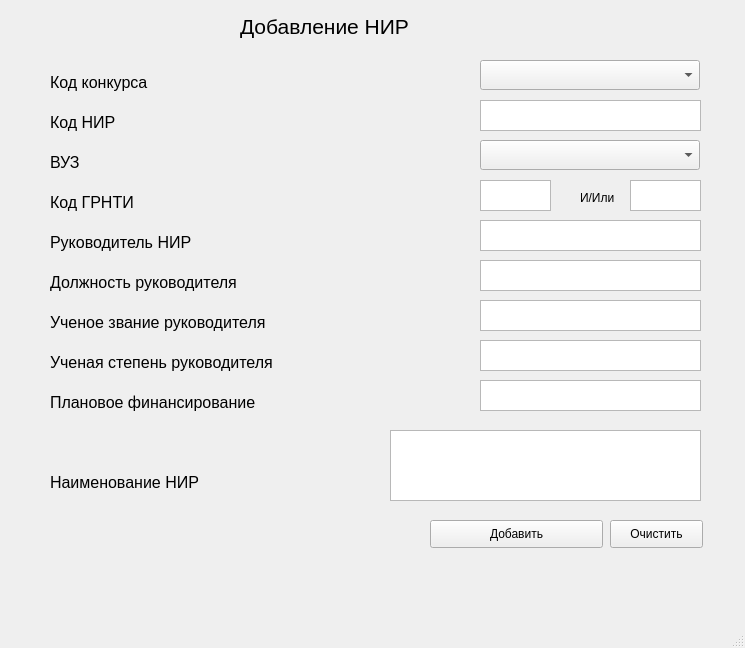
First picture: the form in AddForm.ui, repository Kerensk1y/lab_subd, before the edit.
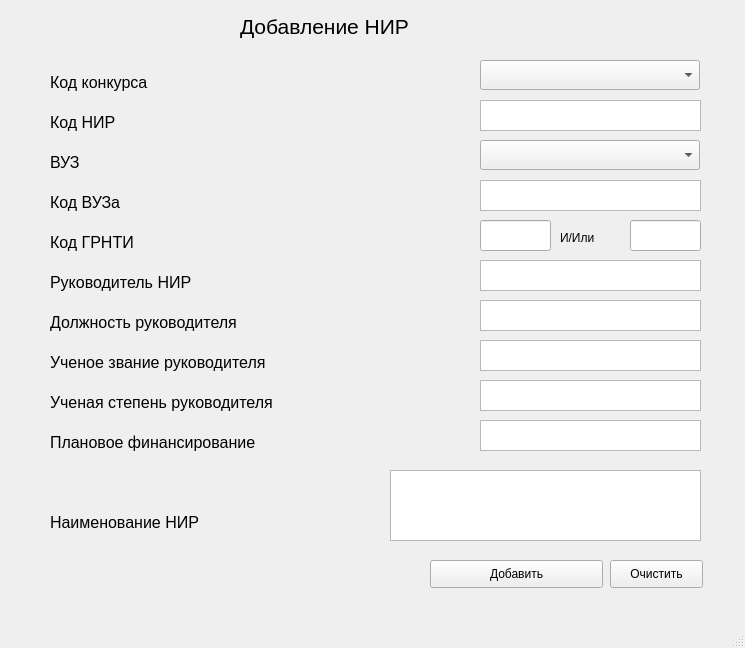
Second picture: the form after the edit.

The edit to the form file:
```diff
--- a/AddForm.ui
+++ b/AddForm.ui
@@ -18,7 +18,7 @@
     <property name="geometry">
      <rect>
       <x>50</x>
-      <y>190</y>
+      <y>230</y>
       <width>100</width>
       <height>24</height>
      </rect>
@@ -36,7 +36,7 @@
     <property name="geometry">
      <rect>
       <x>50</x>
-      <y>390</y>
+      <y>430</y>
       <width>251</width>
       <height>24</height>
      </rect>
@@ -50,11 +50,29 @@
      <string>Плановое финансирование</string>
     </property>
    </widget>
+   <widget class="QLabel" name="label_5">
+    <property name="geometry">
+     <rect>
+      <x>50</x>
+      <y>190</y>
+      <width>86</width>
+      <height>24</height>
+     </rect>
+    </property>
+    <property name="font">
+     <font>
+      <pointsize>12</pointsize>
+     </font>
+    </property>
+    <property name="text">
+     <string>Код ВУЗа</string>
+    </property>
+   </widget>
    <widget class="QLabel" name="label_7">
     <property name="geometry">
      <rect>
       <x>50</x>
-      <y>270</y>
+      <y>310</y>
       <width>234</width>
       <height>24</height>
      </rect>
@@ -72,7 +90,7 @@
     <property name="geometry">
      <rect>
       <x>430</x>
-      <y>520</y>
+      <y>560</y>
       <width>173</width>
       <height>28</height>
      </rect>
@@ -139,7 +157,7 @@
     <property name="geometry">
      <rect>
       <x>50</x>
-      <y>230</y>
+      <y>270</y>
       <width>170</width>
       <height>24</height>
      </rect>
@@ -157,7 +175,7 @@
     <property name="geometry">
      <rect>
       <x>50</x>
-      <y>350</y>
+      <y>390</y>
       <width>278</width>
       <height>24</height>
      </rect>
@@ -193,7 +211,7 @@
     <property name="geometry">
      <rect>
       <x>610</x>
-      <y>520</y>
+      <y>560</y>
       <width>93</width>
       <height>28</height>
      </rect>
@@ -206,7 +224,7 @@
     <property name="geometry">
      <rect>
       <x>50</x>
-      <y>310</y>
+      <y>350</y>
       <width>269</width>
       <height>24</height>
      </rect>
@@ -224,7 +242,7 @@
     <property name="geometry">
      <rect>
       <x>50</x>
-      <y>470</y>
+      <y>510</y>
       <width>180</width>
       <height>24</height>
      </rect>
@@ -352,7 +370,7 @@
     <property name="geometry">
      <rect>
       <x>480</x>
-      <y>260</y>
+      <y>300</y>
       <width>221</width>
       <height>31</height>
      </rect>
@@ -362,7 +380,7 @@
     <property name="geometry">
      <rect>
       <x>480</x>
-      <y>220</y>
+      <y>260</y>
       <width>221</width>
       <height>31</height>
      </rect>
@@ -372,7 +390,17 @@
     <property name="geometry">
      <rect>
       <x>480</x>
-      <y>340</y>
+      <y>380</y>
+      <width>221</width>
+      <height>31</height>
+     </rect>
+    </property>
+   </widget>
+   <widget class="QTextEdit" name="textEdit_2">
+    <property name="geometry">
+     <rect>
+      <x>480</x>
+      <y>180</y>
       <width>221</width>
       <height>31</height>
      </rect>
@@ -412,7 +440,7 @@
     <property name="geometry">
      <rect>
       <x>480</x>
-      <y>300</y>
+      <y>340</y>
       <width>221</width>
       <height>31</height>
      </rect>
@@ -422,7 +450,7 @@
     <property name="geometry">
      <rect>
       <x>480</x>
-      <y>380</y>
+      <y>420</y>
       <width>221</width>
       <height>31</height>
      </rect>
@@ -432,51 +460,17 @@
     <property name="geometry">
      <rect>
       <x>390</x>
-      <y>430</y>
+      <y>470</y>
       <width>311</width>
       <height>71</height>
      </rect>
     </property>
    </widget>
-   <widget class="QTextEdit" name="textEdit_10">
-    <property name="geometry">
-     <rect>
-      <x>630</x>
-      <y>180</y>
-      <width>71</width>
-      <height>31</height>
-     </rect>
-    </property>
-    <property name="html">
-     <string>&lt;!DOCTYPE HTML PUBLIC &quot;-//W3C//DTD HTML 4.0//EN&quot; &quot;http://www.w3.org/TR/REC-html40/strict.dtd&quot;&gt;
-&lt;html&gt;&lt;head&gt;&lt;meta name=&quot;qrichtext&quot; content=&quot;1&quot; /&gt;&lt;style type=&quot;text/css&quot;&gt;
-p, li { white-space: pre-wrap; }
-&lt;/style&gt;&lt;/head&gt;&lt;body style=&quot; font-family:'MS Shell Dlg 2'; font-size:7.8pt; font-weight:400; font-style:normal;&quot;&gt;
-&lt;p style=&quot;-qt-paragraph-type:empty; margin-top:0px; margin-bottom:0px; margin-left:0px; margin-right:0px; -qt-block-indent:0; text-indent:0px;&quot;&gt;&lt;br /&gt;&lt;/p&gt;&lt;/body&gt;&lt;/html&gt;</string>
-    </property>
-   </widget>
-   <widget class="QTextEdit" name="textEdit_11">
-    <property name="geometry">
-     <rect>
-      <x>480</x>
-      <y>180</y>
-      <width>71</width>
-      <height>31</height>
-     </rect>
-    </property>
-    <property name="html">
-     <string>&lt;!DOCTYPE HTML PUBLIC &quot;-//W3C//DTD HTML 4.0//EN&quot; &quot;http://www.w3.org/TR/REC-html40/strict.dtd&quot;&gt;
-&lt;html&gt;&lt;head&gt;&lt;meta name=&quot;qrichtext&quot; content=&quot;1&quot; /&gt;&lt;style type=&quot;text/css&quot;&gt;
-p, li { white-space: pre-wrap; }
-&lt;/style&gt;&lt;/head&gt;&lt;body style=&quot; font-family:'MS Shell Dlg 2'; font-size:7.8pt; font-weight:400; font-style:normal;&quot;&gt;
-&lt;p style=&quot;-qt-paragraph-type:empty; margin-top:0px; margin-bottom:0px; margin-left:0px; margin-right:0px; -qt-block-indent:0; text-indent:0px;&quot;&gt;&lt;br /&gt;&lt;/p&gt;&lt;/body&gt;&lt;/html&gt;</string>
-    </property>
-   </widget>
    <widget class="QLabel" name="label_13">
     <property name="geometry">
      <rect>
-      <x>580</x>
-      <y>190</y>
+      <x>560</x>
+      <y>230</y>
       <width>55</width>
       <height>16</height>
      </rect>
@@ -490,6 +484,32 @@
      <string>И/Или</string>
     </property>
    </widget>
+   <widget class="QLineEdit" name="lineEdit_11">
+    <property name="geometry">
+     <rect>
+      <x>480</x>
+      <y>220</y>
+      <width>71</width>
+      <height>31</height>
+     </rect>
+    </property>
+    <property name="text">
+     <string/>
+    </property>
+   </widget>
+   <widget class="QLineEdit" name="lineEdit_12">
+    <property name="geometry">
+     <rect>
+      <x>630</x>
+      <y>220</y>
+      <width>71</width>
+      <height>31</height>
+     </rect>
+    </property>
+    <property name="text">
+     <string/>
+    </property>
+   </widget>
   </widget>
   <widget class="QMenuBar" name="menubar">
    <property name="geometry">
```
